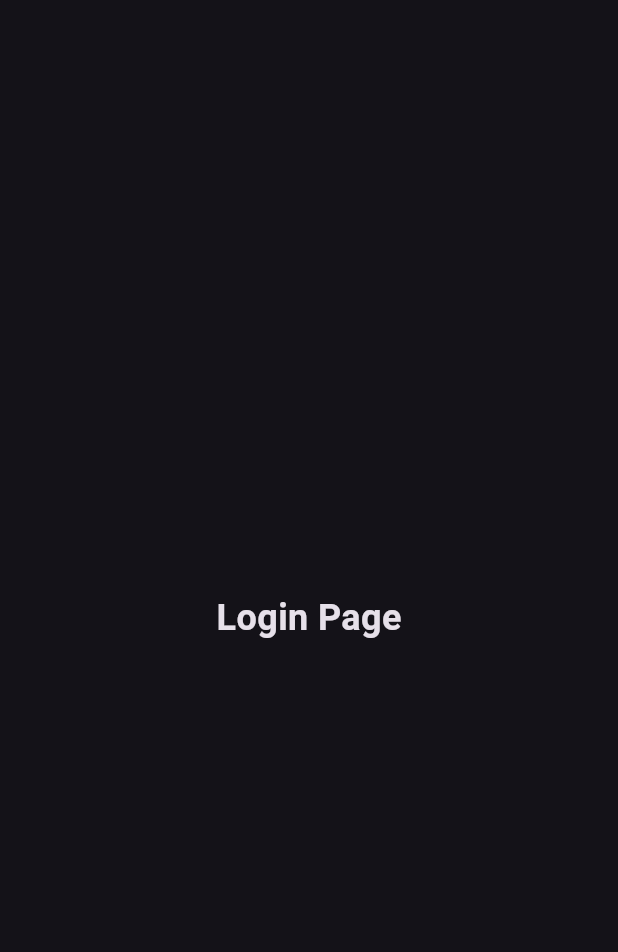
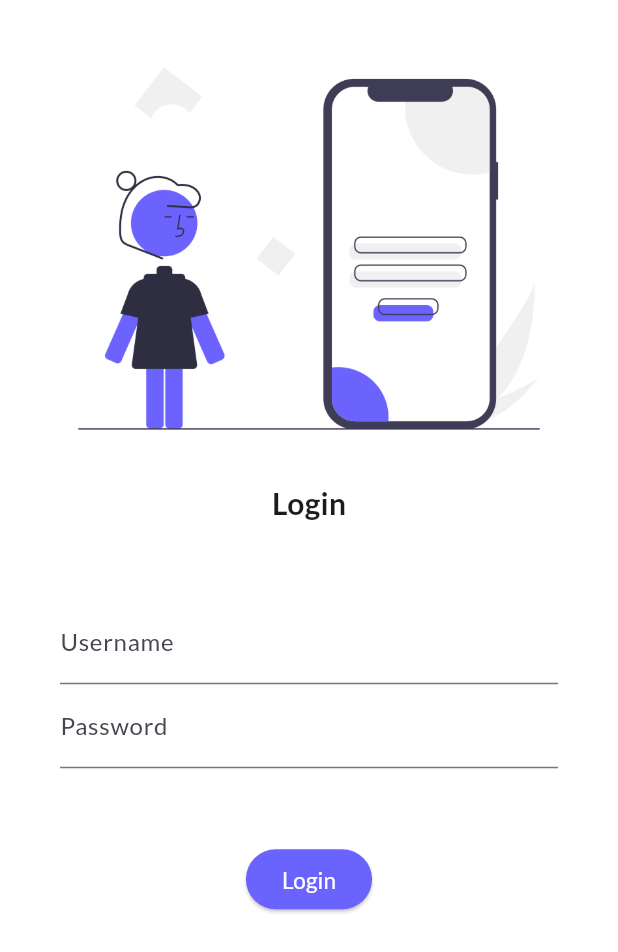
Before and after one commit to android-newbie/30daysFlutterChallenge, a Flutter app: the screen it shows after launch, on a phone screen of 412 x 824 dp. Shown: the top 952 px of the screen. Run offline on Flutter 3.47's test engine with Material 3 defaults, Android fonts, the phone set to English and light mode, and no system bars; our stand-ins replace google_fonts.

Commit message:
day 4 completed

```diff
--- a/lib/main.dart
+++ b/lib/main.dart
@@ -5,6 +5,7 @@ import 'dart:ui';
 import 'package:flutter/material.dart';
 import 'package:flutter_application_1/pages/home_page.dart';
 import 'package:flutter_application_1/pages/login_page.dart';
+import 'package:google_fonts/google_fonts.dart';
 
 void main() {
   runApp(MyApp());
@@ -15,15 +16,21 @@ class MyApp extends StatelessWidget {
   Widget build(BuildContext context) {
     return MaterialApp(
       /// home: HomePage(),
-      themeMode: ThemeMode.dark,
-      theme: ThemeData(primarySwatch: Colors.green),
+
+      themeMode: ThemeMode.light,
+
+      theme: ThemeData(
+        useMaterial3: true,
+        primarySwatch: Colors.green,
+        textTheme: GoogleFonts.latoTextTheme(),
+      ),
       darkTheme:
           ThemeData(brightness: Brightness.dark, primarySwatch: Colors.red),
-      initialRoute: "/",
+      initialRoute: "/login",
       routes: {
-        "/": (context) => LoginPage(),
+        "/": (context) => HomePage(),
         "/home": (context) => HomePage(),
-        "/login": (context) => HomePage(),
+        "/login": (context) => LoginPage(),
       },
     );
   }
--- a/lib/pages/login_page.dart
+++ b/lib/pages/login_page.dart
@@ -6,11 +6,54 @@ class LoginPage extends StatelessWidget {
   @override
   Widget build(BuildContext context) {
     return Material(
-      child: Center(
-        child: Text(
-          "Login Page",
-          style: TextStyle(fontWeight: FontWeight.bold, fontSize: 24),
-        ),
+      color: Colors.white,
+      child: Column(
+        children: [
+          SizedBox(
+            height: 10,
+          ),
+          Image.asset(
+            "assets/images/undraw.png",
+            fit: BoxFit.cover,
+          ),
+          Text(
+            "Login",
+            style: TextStyle(fontSize: 20, fontWeight: FontWeight.bold),
+          ),
+          Padding(
+            padding: EdgeInsets.symmetric(vertical: 50, horizontal: 40),
+            child: Column(
+              children: [
+                TextFormField(
+                  decoration: InputDecoration(
+                    hintText: "enter the username",
+                    label: Text("Username"),
+                  ),
+                ),
+                TextFormField(
+                  decoration: InputDecoration(
+                    hintText: "enter the password",
+                    label: Text("Password"),
+                  ),
+                  obscureText: true,
+                ),
+              ],
+            ),
+          ),
+          ElevatedButton(
+            onPressed: () => print("hello"),
+            child: Text(
+              "Login",
+              style: TextStyle(fontSize: 15),
+            ),
+            style: ButtonStyle(
+                foregroundColor: WidgetStatePropertyAll(
+                  Colors.white,
+                ),
+                backgroundColor:
+                    WidgetStatePropertyAll(Color.fromRGBO(107, 99, 254, 1))),
+          )
+        ],
       ),
     );
   }
--- a/pubspec.yaml
+++ b/pubspec.yaml
@@ -35,6 +35,7 @@ dependencies:
   # The following adds the Cupertino Icons font to your application.
   # Use with the CupertinoIcons class for iOS style icons.
   cupertino_icons: ^1.0.6
+  google_fonts: ^6.2.1
 
 dev_dependencies:
   flutter_test:
@@ -59,9 +60,8 @@ flutter:
   uses-material-design: true
 
   # To add assets to your application, add an assets section, like this:
-  # assets:
-  #   - images/a_dot_burr.jpeg
-  #   - images/a_dot_ham.jpeg
+  assets:
+    - assets/images/undraw.png
 
   # An image asset can refer to one or more resolution-specific "variants", see
   # https://flutter.dev/assets-and-images/#resolution-aware
```
Also changed, not shown: assets/images/login.svg (added), assets/images/undraw.png (added), pubspec.lock, 1 other file.
